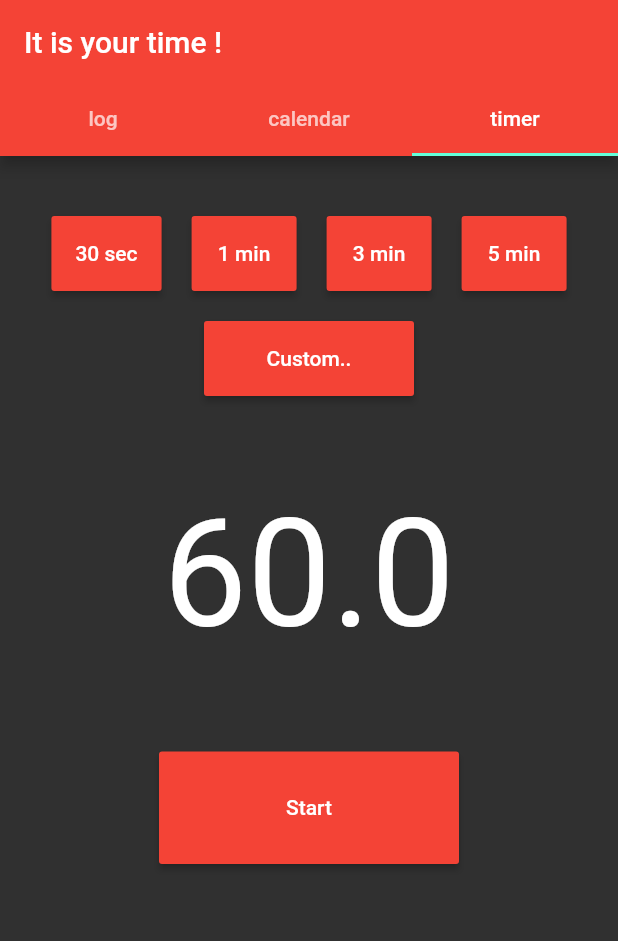
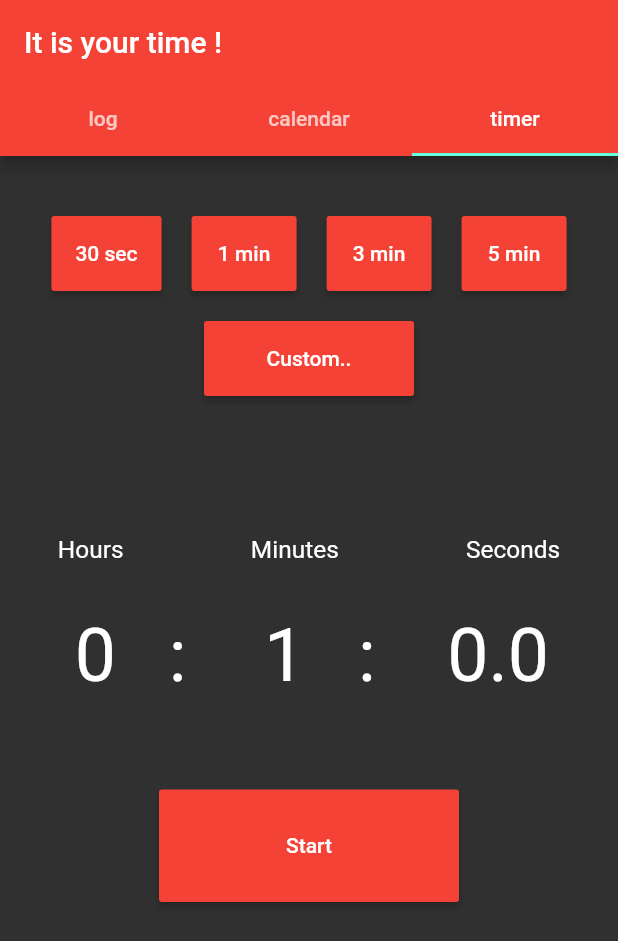
Before and after one commit to Lukk17/workout_log, a Flutter app: the screen it shows after launch, tab 3 chosen, after a tap on "30 sec", after a tap on "1 min", on a phone screen of 412 x 824 dp. Shown: the top 941 px of the screen. Run offline on Flutter 3.47's test engine with Material 2 defaults, Android fonts, the phone set to English and light mode, and no system bars; our stand-ins replace flutter_datetime_picker, sqflite; accounts and stored records are empty; generated files the repository leaves out were written again.

Commit message:
timer update

```diff
--- a/lib/main.dart
+++ b/lib/main.dart
@@ -1,8 +1,8 @@
 import 'dart:async';
 
 import 'package:flutter/material.dart';
-import 'package:workout_log/util/util.dart';
 import 'package:workout_log/view/bodyPartLogView.dart';
+import 'package:flutter_datetime_picker/flutter_datetime_picker.dart';
 
 import 'entity/bodyPart.dart';
 
@@ -40,6 +40,11 @@ class HelloWorldPage extends StatefulWidget {
 }
 
 class _HelloWorldPageState extends State<HelloWorldPage> {
+  int _hour = 0;
+  int _minute = 0;
+  double _sec = 0.0;
+  double timer = 0;
+
   @override
   Widget build(BuildContext context) {
     // This method is rerun every time setState is called, for instance as done
@@ -109,7 +114,7 @@ class _HelloWorldPageState extends State<HelloWorldPage> {
               height: 50,
               minWidth: 70,
               onPressed: () {
-                _changeTimer(30);
+                _displayTime(60 * 60 * 60 + 688.0);
               },
               textColor: Colors.white,
               color: Colors.red,
@@ -120,7 +125,7 @@ class _HelloWorldPageState extends State<HelloWorldPage> {
               height: 50,
               minWidth: 70,
               onPressed: () {
-                _changeTimer(60);
+                _displayTime(60);
               },
               textColor: Colors.white,
               color: Colors.red,
@@ -131,7 +136,7 @@ class _HelloWorldPageState extends State<HelloWorldPage> {
               height: 50,
               minWidth: 70,
               onPressed: () {
-                _changeTimer(60.0 * 3);
+                _displayTime(60.0 * 3);
               },
               textColor: Colors.white,
               color: Colors.red,
@@ -142,7 +147,7 @@ class _HelloWorldPageState extends State<HelloWorldPage> {
               height: 50,
               minWidth: 70,
               onPressed: () {
-                _changeTimer(60.0 * 5);
+                _displayTime(60.0 * 5);
               },
               textColor: Colors.white,
               color: Colors.red,
@@ -170,10 +175,78 @@ class _HelloWorldPageState extends State<HelloWorldPage> {
         Column(
             crossAxisAlignment: CrossAxisAlignment.center,
             children: <Widget>[
-              FittedBox(
-                child: Text(
-                  (Util.timer).toStringAsFixed(1),
-                  style: TextStyle(fontSize: 100),
+              SizedBox(
+                width: 350,
+                child: FittedBox(
+                  child: Column(children: <Widget>[
+                    Row(
+                      children: <Widget>[
+                        Center(
+                          child: Text(
+                            "Hours",
+                            style: TextStyle(fontSize: 50),
+                          ),
+                        ),
+                        _spacer(130),
+                        Center(
+                          child: Text(
+                            "Minutes",
+                            style: TextStyle(fontSize: 50),
+                          ),
+                        ),
+                        _spacer(130),
+                        Center(
+                          child: Text(
+                            "Seconds",
+                            style: TextStyle(fontSize: 50),
+                          ),
+                        ),
+                      ],
+                    ),
+                    Row(
+                      children: <Widget>[
+                        SizedBox(
+                          width: 200,
+                          child: Center(
+                            child: Text(
+                              _hour.toString(),
+                              style: TextStyle(fontSize: 150),
+                            ),
+                          ),
+                        ),
+                        _spacer(25),
+                        Text(
+                          ":",
+                          style: TextStyle(fontSize: 150),
+                        ),
+                        _spacer(50),
+                        SizedBox(
+                          width: 200,
+                          child: Center(
+                            child: Text(
+                              _minute.toString(),
+                              style: TextStyle(fontSize: 150),
+                            ),
+                          ),
+                        ),
+                        _spacer(25),
+                        Text(
+                          ":",
+                          style: TextStyle(fontSize: 150),
+                        ),
+                        _spacer(50),
+                        SizedBox(
+                          width: 300,
+                          child: Center(
+                            child: Text(
+                              _sec.toStringAsFixed(1),
+                              style: TextStyle(fontSize: 150),
+                            ),
+                          ),
+                        ),
+                      ],
+                    ),
+                  ]),
                 ),
               ),
               _spacer(30),
@@ -190,32 +263,59 @@ class _HelloWorldPageState extends State<HelloWorldPage> {
     );
   }
 
+  void _displayTime(double time) {
+    setState(() {
+      timer = time;
+      // check if there is more than or equal to one minute
+      if (time / 60 >= 1) {
+        // check if there is more than one hour
+        if (time / (60 * 60) > 1) {
+          _hour = (time / (60 * 60)).floor();
+          _minute = ((time - (_hour * 60 * 60)) / 60).floor();
+          _sec = (time - (_hour * 60 * 60) - (_minute * 60));
+
+          //  if less than hour:
+        } else {
+          _hour = 0;
+          _minute = (time / 60).floor();
+          _sec = (time - (_minute * 60));
+        }
+      }
+      //  if less than minute:
+      else {
+        _hour = 0;
+        _minute = 0;
+        _sec = time;
+      }
+    });
+  }
+
   void _startTimer() {
-    double start = Util.timer;
     const duration = const Duration(milliseconds: 1);
     Timer.periodic(
       duration,
-      (Timer timer) => setState(
+      (Timer t) => setState(
             () {
-              if (Util.timer < 1) {
-                timer.cancel();
+              if (timer < 1) {
+                t.cancel();
               } else {
-                Util.timer = Util.timer - 0.001;
+                setState(() {
+                  timer = timer - 0.001;
+                  _displayTime(timer);
+                });
               }
             },
           ),
     );
-    _changeTimer(start);
   }
 
-  void _changeTimer(double time) {
-    setState(() {
-      Util.timer = time;
+  void _customTimer() {
+
+    DatePicker.showTimePicker(context, onConfirm: (date) {
+      _displayTime((date.second + date.minute * 60 + date.hour *60 *60).toDouble());
     });
+
   }
-
-
-  void _customTimer() {}
 
   Widget _createCategoryButton(String text, BodyPart bodyPart) {
     MaterialButton cb = MaterialButton(
--- a/lib/util/util.dart
+++ b/lib/util/util.dart
@@ -10,7 +10,6 @@ class Util {
 
   static String pattern = "yyyy-MM-dd";
   static DateFormat formatter = new DateFormat(pattern);
-  static double timer = 0;
 
   static BodyPart recreateBodyPart(String bodyPart) {
     print("enum $bodyPart");
--- a/pubspec.yaml
+++ b/pubspec.yaml
@@ -33,6 +33,7 @@ dev_dependencies:
   build_runner: ^1.0.0
   json_serializable: ^2.0.0
   intl: ^0.15.6
+  flutter_datetime_picker: ^1.2.1
 
 
 # For information on the generic Dart part of this file, see the
```
